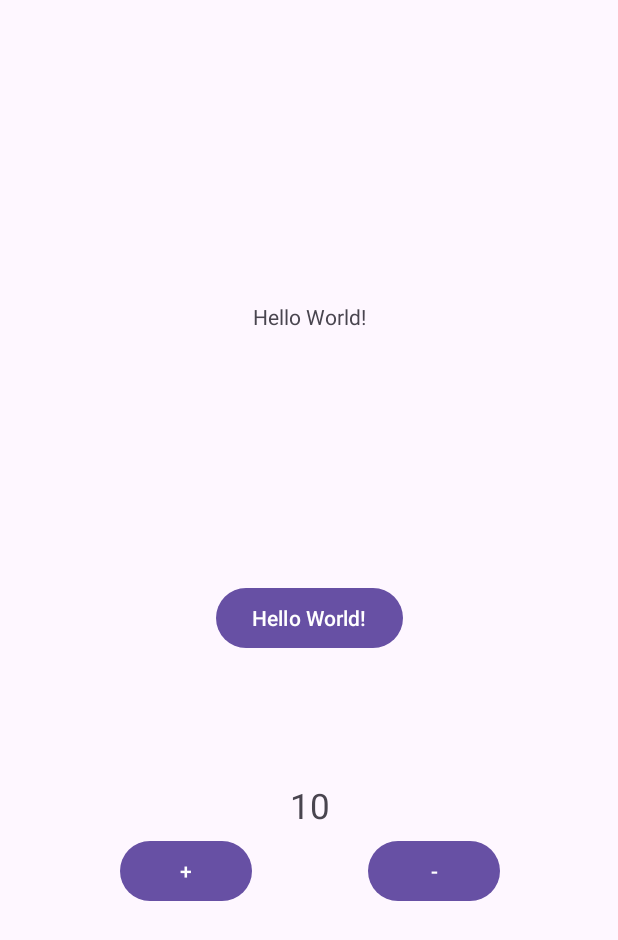
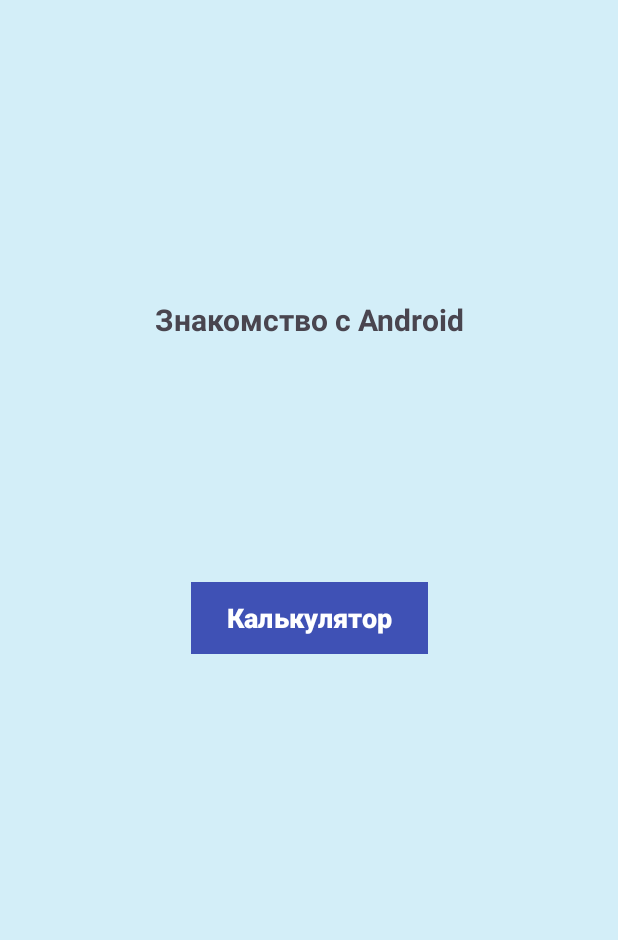
Before and after one commit to lichkun/Android-213, an Android app: the screen it shows after launch (MainActivity), on a phone screen of 412 x 824 dp. Shown: the top 940 px of the screen. Run offline under Robolectric (Android 15) with nearby library versions, the phone set to English and light mode, and no system bars.

Commit message:
btn equals

```diff
--- a/app/src/main/AndroidManifest.xml
+++ b/app/src/main/AndroidManifest.xml
@@ -13,6 +13,9 @@
         android:theme="@style/Theme.Android213"
         tools:targetApi="31">
         <activity
+            android:name=".CalcActivity"
+            android:exported="false" />
+        <activity
             android:name=".MainActivity"
             android:exported="true">
             <intent-filter>
--- a/app/src/main/java/itstep/learning/android_213/MainActivity.java
+++ b/app/src/main/java/itstep/learning/android_213/MainActivity.java
@@ -1,51 +1,21 @@
 package itstep.learning.android_213;
 
+import android.content.Intent;
 import android.os.Bundle;
 import android.view.View;
-import android.widget.TextView;
 
-import androidx.activity.EdgeToEdge;
 import androidx.appcompat.app.AppCompatActivity;
-import androidx.core.graphics.Insets;
-import androidx.core.view.ViewCompat;
-import androidx.core.view.WindowInsetsCompat;
 
 public class MainActivity extends AppCompatActivity {
-    private TextView tv1;
-    private TextView tv2;
-
     @Override
     protected void onCreate(Bundle savedInstanceState) {
         super.onCreate(savedInstanceState);
-        //EdgeToEdge.enable(this);
         setContentView(R.layout.activity_main);
-        //ViewCompat.setOnApplyWindowInsetsListener(findViewById(R.id.main), (v, insets) -> {
-        //    Insets systemBars = insets.getInsets(WindowInsetsCompat.Type.systemBars());
-        //    v.setPadding(systemBars.left, systemBars.top, systemBars.right, systemBars.bottom);
-        //    return insets;
-        //});
-        tv1 =findViewById( R.id.tex_view1);
-        tv2 =findViewById( R.id.tex_view2);
-        findViewById( R.id.button1).setOnClickListener(this::onButton1Click);
-        findViewById( R.id.button_plus).setOnClickListener(this::onButtonPlus);
-        findViewById( R.id.button_minus).setOnClickListener(this::onButtonMinus);
+        findViewById( R.id.main_btn_calc).setOnClickListener(this::onButtonCalc);
     }
 
-    private void onButton1Click(View view){
-        String txt = tv1.getText().toString();
-        txt += "!";
-        tv1.setText(txt);
+    private void onButtonCalc(View view){
+        startActivity(new Intent(MainActivity.this, CalcActivity.class));
     }
-    private void onButtonPlus(View view){
-        String txt = tv2.getText().toString();
-        int value = txt.isEmpty() ? 0 : Integer.parseInt(txt);
-        value += 1;
-        tv2.setText(String.valueOf(value));
-    }
-    private void onButtonMinus(View view){
-        String txt = tv2.getText().toString();
-        int value = txt.isEmpty() ? 0 : Integer.parseInt(txt);
-        value -= 1;
-        tv2.setText(String.valueOf(value));
-    }
+
 }
--- /dev/null
+++ b/app/src/main/res/drawable/calc_btn_digit.xml
@@ -0,0 +1,5 @@
+<?xml version="1.0" encoding="utf-8"?>
+<shape xmlns:android="http://schemas.android.com/apk/res/android" android:shape="rectangle">
+    <corners android:radius="5dp"/>
+    <solid android:color="@color/calc_btn_digit_bg"/>
+</shape>
--- /dev/null
+++ b/app/src/main/res/drawable/calc_btn_equal.xml
@@ -0,0 +1,5 @@
+<?xml version="1.0" encoding="utf-8"?>
+<shape xmlns:android="http://schemas.android.com/apk/res/android" android:shape="rectangle">
+    <corners android:radius="5dp"/>
+    <solid android:color="@color/calc_btn_equal_bg"/>
+</shape>
--- /dev/null
+++ b/app/src/main/res/drawable/calc_btn_func.xml
@@ -0,0 +1,5 @@
+<?xml version="1.0" encoding="utf-8"?>
+<shape xmlns:android="http://schemas.android.com/apk/res/android" android:shape="rectangle">
+    <corners android:radius="5dp"/>
+    <solid android:color="@color/calc_btn_func_bg"/>
+</shape>
--- /dev/null
+++ b/app/src/main/res/drawable/calc_btn_histoty.xml
@@ -0,0 +1,5 @@
+<?xml version="1.0" encoding="utf-8"?>
+<shape xmlns:android="http://schemas.android.com/apk/res/android" android:shape="rectangle">
+    <corners android:radius="5dp"/>
+    <solid android:color="@color/calc_btn_digit_bg"/>
+</shape>
--- a/app/src/main/res/layout/activity_main.xml
+++ b/app/src/main/res/layout/activity_main.xml
@@ -5,62 +5,35 @@
     android:id="@+id/main"
     android:layout_width="match_parent"
     android:layout_height="match_parent"
+    android:background="@color/main_layout_bg"
     tools:context=".MainActivity">
 
     <TextView
         android:id="@+id/tex_view1"
         android:layout_width="wrap_content"
         android:layout_height="wrap_content"
-        android:text="Hello World!"
+        android:text="@string/main_tv_title"
+        android:textSize="20sp"
+        android:textStyle="bold"
         app:layout_constraintBottom_toBottomOf="parent"
         app:layout_constraintEnd_toEndOf="parent"
         app:layout_constraintStart_toStartOf="parent"
         app:layout_constraintTop_toTopOf="parent"
         app:layout_constraintVertical_bias="0.25"/>
 
-    <TextView
-        android:id="@+id/tex_view2"
+    <Button
+        android:id="@+id/main_btn_calc"
         android:layout_width="wrap_content"
         android:layout_height="wrap_content"
-        android:text="10"
-        android:textSize="23sp"
-        app:layout_constraintBottom_toBottomOf="parent"
-        app:layout_constraintEnd_toEndOf="parent"
-        app:layout_constraintHorizontal_bias="0.502"
-        app:layout_constraintStart_toStartOf="parent"
-        app:layout_constraintTop_toTopOf="parent"
-        app:layout_constraintVertical_bias="0.658" />
-
-    <Button
-        android:id="@+id/button1"
-        android:layout_width="wrap_content"
-        android:layout_height="wrap_content"
-        android:text="Hello World!"
+        android:text="@string/main_btn_calc"
+        android:background="@color/main_btn_bg"
+        android:textSize="18sp"
+        android:textStyle="bold"
+        app:backgroundTint ="@null"
         app:layout_constraintBottom_toBottomOf="parent"
         app:layout_constraintEnd_toEndOf="parent"
         app:layout_constraintStart_toStartOf="parent"
         app:layout_constraintTop_toBottomOf="@+id/tex_view1"
         app:layout_constraintTop_toTopOf="parent" />
 
-    <Button
-        android:id="@+id/button_plus"
-        android:layout_width="wrap_content"
-        android:layout_height="wrap_content"
-        android:layout_marginTop="336dp"
-        android:text="+"
-        app:layout_constraintEnd_toEndOf="parent"
-        app:layout_constraintHorizontal_bias="0.247"
-        app:layout_constraintStart_toStartOf="parent"
-        app:layout_constraintTop_toBottomOf="@+id/tex_view1" />
-
-    <Button
-        android:id="@+id/button_minus"
-        android:layout_width="wrap_content"
-        android:layout_height="wrap_content"
-        android:layout_marginTop="336dp"
-        android:text="-"
-        app:layout_constraintEnd_toEndOf="parent"
-        app:layout_constraintHorizontal_bias="0.758"
-        app:layout_constraintStart_toStartOf="parent"
-        app:layout_constraintTop_toBottomOf="@+id/tex_view1" />
 </androidx.constraintlayout.widget.ConstraintLayout>
```
Also changed, not shown: app/src/main/java/itstep/learning/android_213/CalcActivity.java (added, +39 -0 lines), app/src/main/res/layout/activity_calc.xml (added, +212 -0 lines), app/src/main/res/values/colors.xml (+15 -0 lines), app/src/main/res/values/strings.xml (+34 -0 lines), app/src/main/res/values/styles.xml (added, +38 -0 lines).
